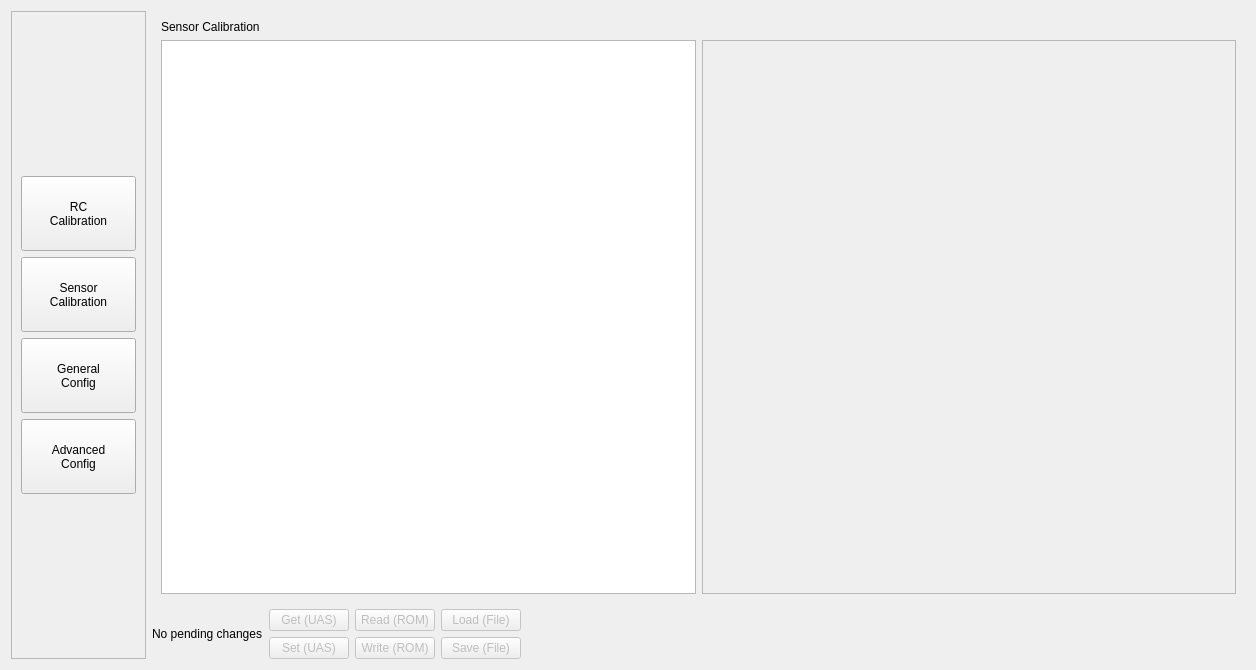
Above: src/ui/QGCVehicleConfig.ui from mavlink/qgroundcontrol before the change. Below: the same form after it.
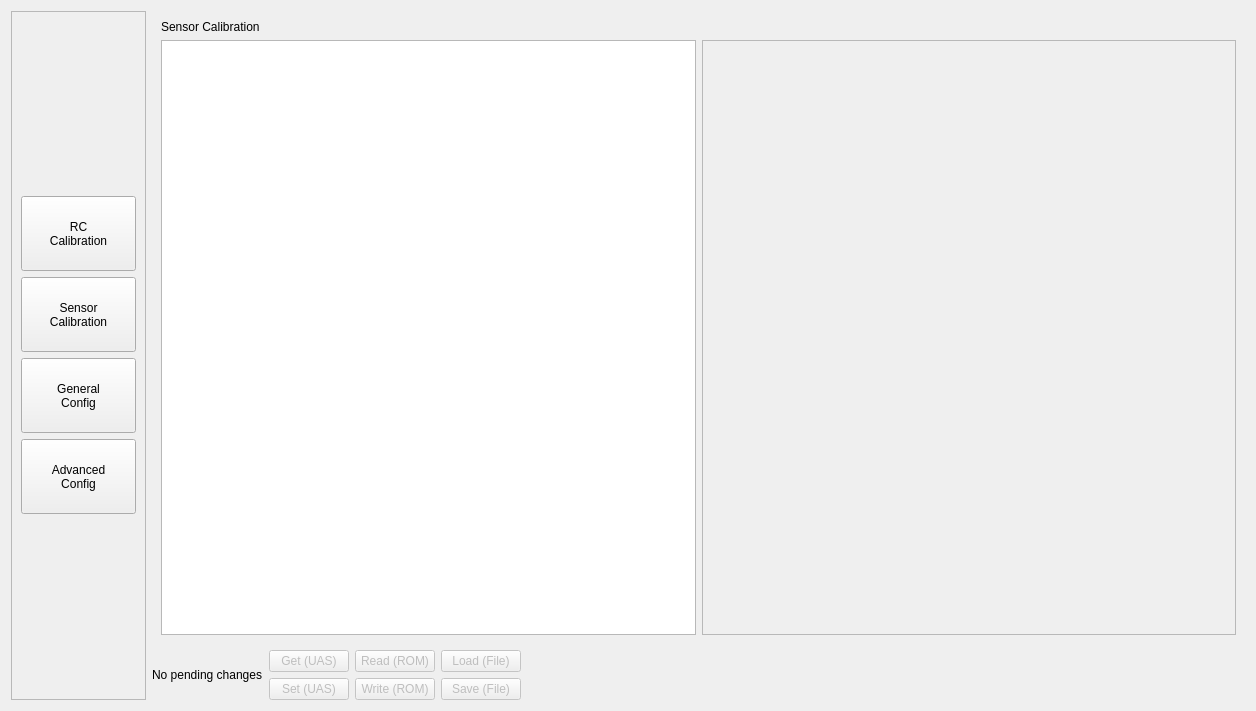
That is the form after the change. The open tabs and pages were chosen to show the change. Custom widgets are drawn as their Qt base class.

What changed in the file:
```diff
--- a/src/ui/QGCVehicleConfig.ui
+++ b/src/ui/QGCVehicleConfig.ui
@@ -7,7 +7,7 @@
     <x>0</x>
     <y>0</y>
     <width>1256</width>
-    <height>670</height>
+    <height>711</height>
    </rect>
   </property>
   <property name="sizePolicy">
@@ -43,7 +43,7 @@
         <x>0</x>
         <y>0</y>
         <width>133</width>
-        <height>650</height>
+        <height>691</height>
        </rect>
       </property>
       <layout class="QVBoxLayout" name="verticalLayout_12">
@@ -876,8 +876,8 @@
               <string>&lt;!DOCTYPE HTML PUBLIC &quot;-//W3C//DTD HTML 4.0//EN&quot; &quot;http://www.w3.org/TR/REC-html40/strict.dtd&quot;&gt;
 &lt;html&gt;&lt;head&gt;&lt;meta name=&quot;qrichtext&quot; content=&quot;1&quot; /&gt;&lt;style type=&quot;text/css&quot;&gt;
 p, li { white-space: pre-wrap; }
-&lt;/style&gt;&lt;/head&gt;&lt;body style=&quot; font-family:'MS Shell Dlg 2'; font-size:8.25pt; font-weight:400; font-style:normal;&quot;&gt;
-&lt;p style=&quot;-qt-paragraph-type:empty; margin-top:0px; margin-bottom:0px; margin-left:0px; margin-right:0px; -qt-block-indent:0; text-indent:0px; font-size:8pt;&quot;&gt;&lt;br /&gt;&lt;/p&gt;&lt;/body&gt;&lt;/html&gt;</string>
+&lt;/style&gt;&lt;/head&gt;&lt;body style=&quot; font-family:'Ubuntu'; font-size:11pt; font-weight:400; font-style:normal;&quot;&gt;
+&lt;p style=&quot;-qt-paragraph-type:empty; margin-top:0px; margin-bottom:0px; margin-left:0px; margin-right:0px; -qt-block-indent:0; text-indent:0px; font-family:'MS Shell Dlg 2'; font-size:8pt;&quot;&gt;&lt;br /&gt;&lt;/p&gt;&lt;/body&gt;&lt;/html&gt;</string>
              </property>
             </widget>
            </item>
@@ -893,8 +893,8 @@
                  <rect>
                   <x>0</x>
                   <y>0</y>
-                  <width>20</width>
-                  <height>20</height>
+                  <width>98</width>
+                  <height>28</height>
                  </rect>
                 </property>
                 <layout class="QVBoxLayout" name="verticalLayout_10">
```
Left out of the diff: 16 changed lines with no effect on the pictures.
